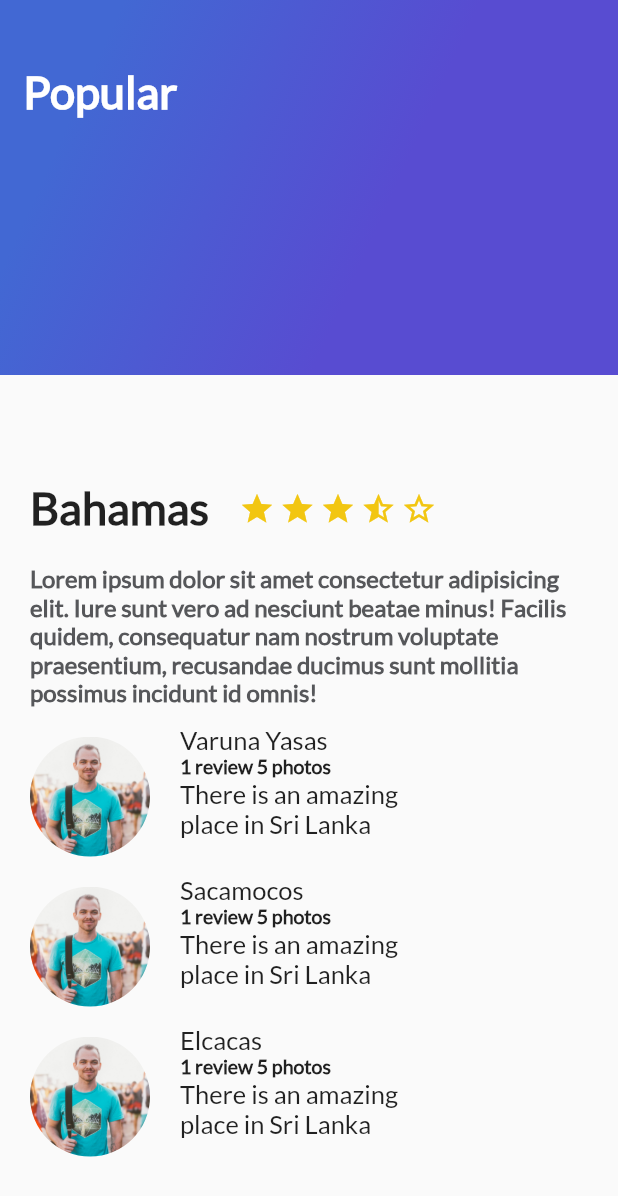
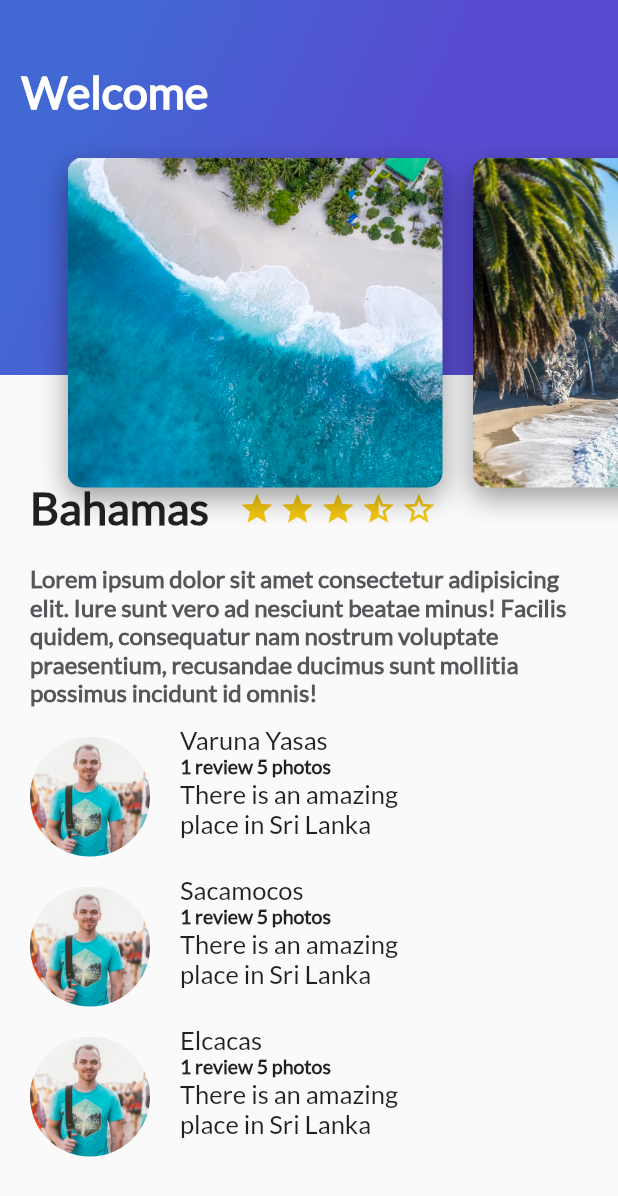
Before and after one commit to AMBoulchouk/trips-project, a Flutter app: the screen it shows after launch, on a phone screen of 412 x 824 dp. Shown: the top 1196 px of the screen. Run offline on Flutter 3.47's test engine with Material 2 defaults, Android fonts, the phone set to English and light mode, and no system bars.

Commit message:
17/01/2021 14:54

```diff
--- /dev/null
+++ b/lib/cardImageList.dart
@@ -0,0 +1,24 @@
+import 'package:flutter/material.dart';
+import 'cardImage.dart';
+
+class CardImageList extends StatelessWidget {
+  @override
+  Widget build(BuildContext context) {
+    //TODO
+    return Container(
+      height: 350,
+      child: ListView(
+        padding: EdgeInsets.all(25.0),
+        scrollDirection: Axis.horizontal,
+        children: [
+          CardImage("assets/img/beach.jpg"),
+          CardImage("assets/img/beach_palm.jpg"),
+          CardImage("assets/img/mountain_stars.jpg"),
+          CardImage("assets/img/mountain.jpg"),
+          CardImage("assets/img/sunset.jpg"),
+          CardImage("assets/img/river.jpg"),
+        ],
+      ),
+    );
+  }
+}
--- /dev/null
+++ b/lib/headerAppbar.dart
@@ -0,0 +1,15 @@
+import 'package:flutter/material.dart';
+import 'gradientBack.dart';
+import 'cardImageList.dart';
+
+class HeaderAppbar extends StatelessWidget {
+  @override
+  Widget build(BuildContext context) {
+    return Stack(
+      children: [
+        GradientBack("Welcome"),
+        CardImageList(),
+      ],
+    );
+  }
+}
--- a/lib/main.dart
+++ b/lib/main.dart
@@ -2,7 +2,7 @@ import 'package:flutter/material.dart';
 import 'package:flutter/services.dart';
 import 'description_place.dart';
 import 'reviewList.dart';
-import 'gradientBack.dart';
+import 'headerAppbar.dart';
 
 void main() {
   runApp(MyApp());
@@ -31,7 +31,7 @@ class MyApp extends StatelessWidget {
                   ReviewList(),
                 ],
               ),
-              GradientBack("Popular"),
+              HeaderAppbar(),
             ],
           ),
         ));
```
